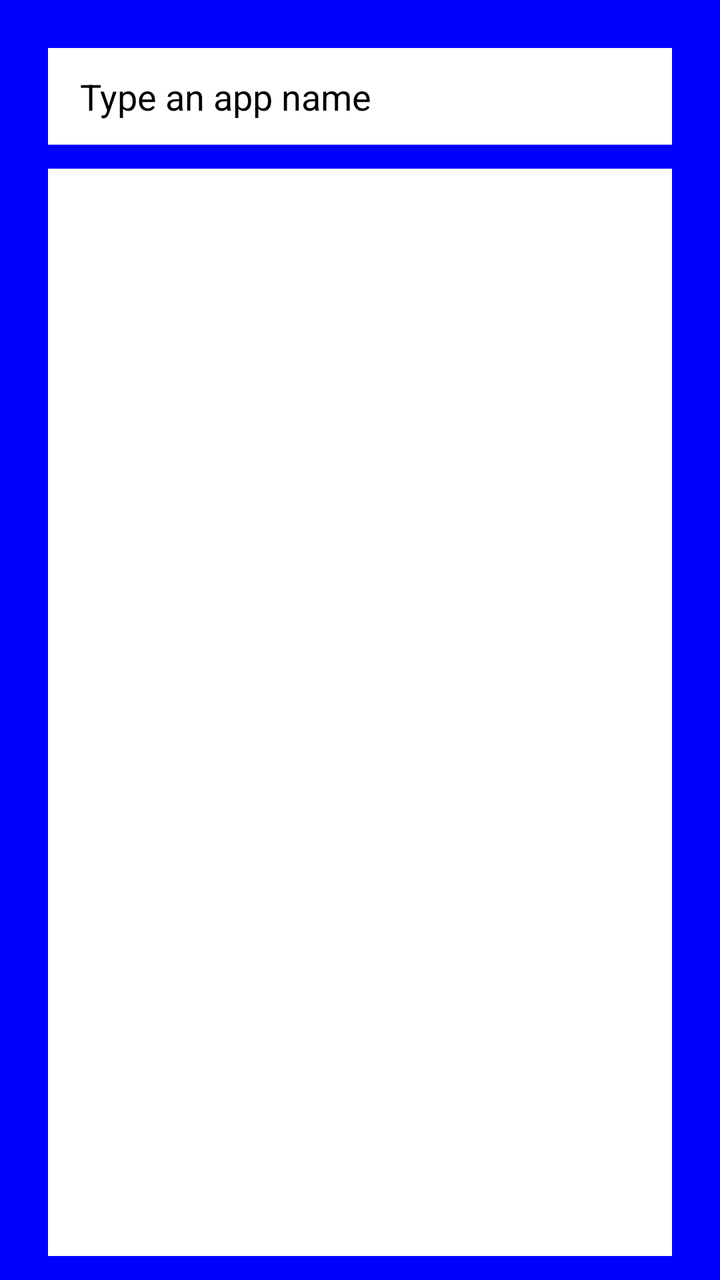
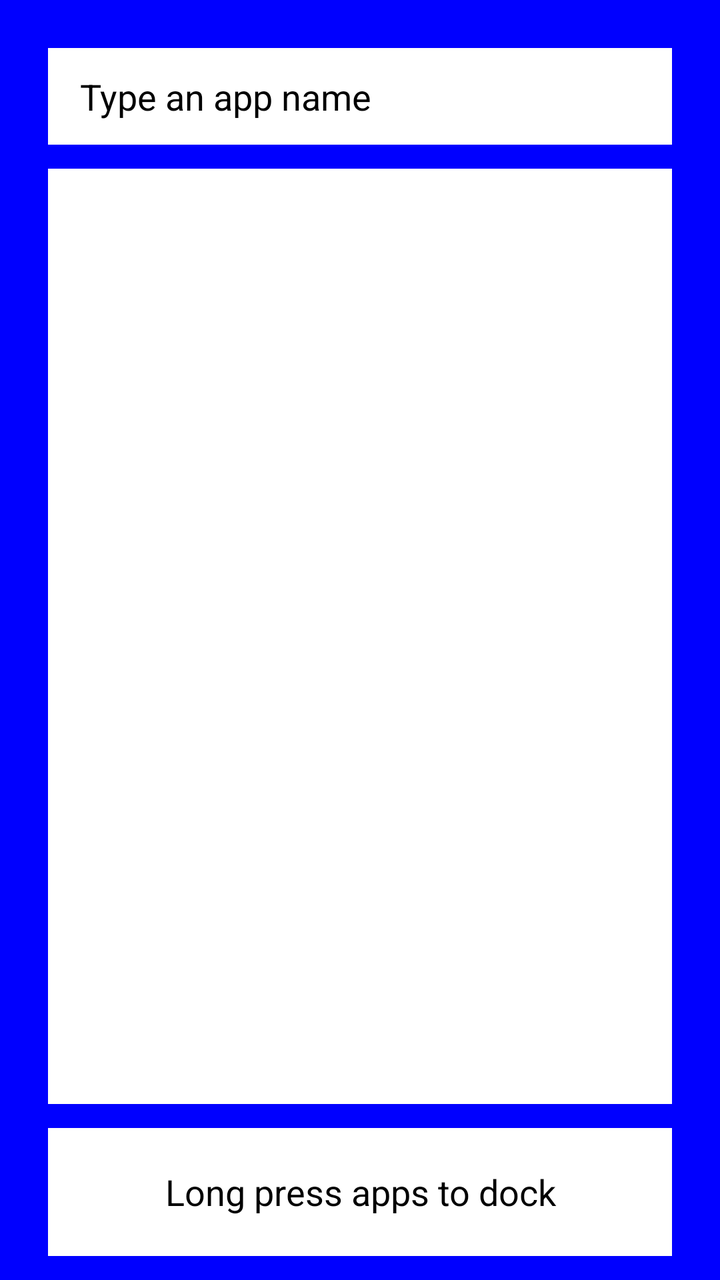

The first picture is an Android layout as it rendered before a commit; the second is the same layout after the commit. The layout source and the unified diff follow.
<!-- AndroidManifest.xml: application theme Theme.TypeLauncher -->
<!-- res/layout/activity_main.xml -->
<?xml version="1.0" encoding="utf-8"?>
<LinearLayout xmlns:android="http://schemas.android.com/apk/res/android"
    xmlns:app="http://schemas.android.com/apk/res-auto"
    android:id="@+id/main_root"
    android:layout_width="match_parent"
    android:layout_height="match_parent"
    android:background="@color/blue"
    android:orientation="vertical">

    <FrameLayout
        android:id="@+id/app_search_input_container"
        android:layout_width="match_parent"
        android:layout_height="wrap_content"
        android:layout_marginHorizontal="24dp"
        android:layout_marginTop="24dp"
        android:layout_marginBottom="12dp">

        <EditText
            android:id="@+id/app_search_input"
            android:layout_width="match_parent"
            android:layout_height="wrap_content"
            android:autofillHints=""
            android:background="@android:color/white"
            android:hint="@string/app_search_hint"
            android:imeOptions="actionSearch"
            android:importantForAutofill="no"
            android:inputType="text"
            android:maxLines="1"
            android:minHeight="48dp"
            android:paddingStart="16dp"
            android:paddingTop="12dp"
            android:paddingEnd="48dp"
            android:paddingBottom="12dp"
            android:singleLine="true"
            android:textColor="@color/black"
            android:textColorHint="@color/black" />

        <ImageButton
            android:id="@+id/app_search_clear_button"
            android:layout_width="36dp"
            android:layout_height="36dp"
            android:layout_gravity="end|center_vertical"
            android:layout_marginEnd="6dp"
            android:background="@android:color/transparent"
            android:contentDescription="@string/app_search_clear_button_description"
            android:padding="8dp"
            android:src="@drawable/ic_search_clear"
            app:tint="@color/black"
            android:visibility="gone" />
    </FrameLayout>

    <LinearLayout
        android:id="@+id/installed_apps_card"
        android:layout_width="match_parent"
        android:layout_height="0dp"
        android:layout_marginHorizontal="24dp"
        android:layout_marginBottom="12dp"
        android:layout_weight="1"
        android:background="@android:color/white"
        android:orientation="vertical"
        android:paddingVertical="4dp">

        <ListView
            android:id="@+id/installed_apps_list"
            android:layout_width="match_parent"
            android:layout_height="match_parent"
            android:background="@android:color/white"
            android:contentDescription="@string/installed_apps_list_label"
            android:divider="@android:color/transparent"
            android:dividerHeight="0dp" />
    </LinearLayout>

    <LinearLayout
        android:id="@+id/pinned_apps_card"
        android:layout_width="match_parent"
        android:layout_height="wrap_content"
        android:layout_marginHorizontal="24dp"
        android:layout_marginBottom="12dp"
        android:background="@android:color/white"
        android:orientation="vertical"
        android:paddingVertical="4dp"
        android:visibility="gone">

        <HorizontalScrollView
            android:layout_width="match_parent"
            android:layout_height="wrap_content"
            android:background="@android:color/white"
            android:contentDescription="@string/pinned_apps_list_label"
            android:fillViewport="true"
            android:overScrollMode="never"
            android:scrollbars="none">

            <LinearLayout
                android:id="@+id/pinned_apps_list"
                android:layout_width="wrap_content"
                android:layout_height="56dp"
                android:gravity="center_vertical"
                android:orientation="horizontal"
                android:paddingHorizontal="8dp" />
        </HorizontalScrollView>
    </LinearLayout>

</LinearLayout>
<!-- resources referenced by this layout -->
<resources>
  <color name="black">#FF000000</color>
  <color name="blue">#FF0000FF</color>
  <!-- drawable ic_search_clear (drawable) -->
  <?xml version="1.0" encoding="utf-8"?>
  <vector xmlns:android="http://schemas.android.com/apk/res/android"
      android:width="24dp"
      android:height="24dp"
      android:viewportWidth="24"
      android:viewportHeight="24">
      <path
          android:fillColor="@android:color/black"
          android:pathData="M19,6.41L17.59,5L12,10.59L6.41,5L5,6.41L10.59,12L5,17.59L6.41,19L12,13.41L17.59,19L19,17.59L13.41,12z" />
  </vector>
  <string name="app_search_clear_button_description">Clear search text</string>
  <string name="app_search_hint">Type an app name</string>
  <string name="installed_apps_list_label">Installed apps</string>
  <string name="pinned_apps_list_label">Pinned apps</string>
  <style name="Theme.TypeLauncher" parent="Theme.MaterialComponents.DayNight.NoActionBar">
          
          <item name="colorPrimary">@color/purple_500</item>
          <item name="colorPrimaryVariant">@color/purple_700</item>
          <item name="colorOnPrimary">@color/white</item>
          
          <item name="colorSecondary">@color/teal_200</item>
          <item name="colorSecondaryVariant">@color/teal_700</item>
          <item name="colorOnSecondary">@color/black</item>
          
          <item name="android:statusBarColor">@color/blue</item>
          <item name="android:navigationBarColor">@color/blue</item>
          <item name="android:windowBackground">@color/blue</item>
          
      </style>
  <color name="purple_500">#FF6200EE</color>
  <color name="purple_700">#FF3700B3</color>
  <color name="white">#FFFFFFFF</color>
  <color name="teal_200">#FF03DAC5</color>
  <color name="teal_700">#FF018786</color>
</resources>

<!-- the commit's change to res/layout/activity_main.xml (unified diff, before → after) -->
@@ -71,32 +71,42 @@
     </LinearLayout>
 
     <LinearLayout
-        android:id="@+id/pinned_apps_card"
+        android:id="@+id/docked_apps_card"
         android:layout_width="match_parent"
         android:layout_height="wrap_content"
         android:layout_marginHorizontal="24dp"
         android:layout_marginBottom="12dp"
         android:background="@android:color/white"
         android:orientation="vertical"
-        android:paddingVertical="4dp"
-        android:visibility="gone">
+        android:paddingVertical="4dp">
+
+        <TextView
+            android:id="@+id/docked_apps_hint"
+            android:layout_width="match_parent"
+            android:layout_height="56dp"
+            android:gravity="center"
+            android:paddingHorizontal="16dp"
+            android:text="@string/dock_apps_hint"
+            android:textColor="@color/black"
+            android:textSize="18sp" />
 
         <HorizontalScrollView
             android:layout_width="match_parent"
             android:layout_height="wrap_content"
             android:background="@android:color/white"
-            android:contentDescription="@string/pinned_apps_list_label"
+            android:contentDescription="@string/dock_apps_list_label"
             android:fillViewport="true"
             android:overScrollMode="never"
             android:scrollbars="none">
 
             <LinearLayout
-                android:id="@+id/pinned_apps_list"
+                android:id="@+id/docked_apps_list"
                 android:layout_width="wrap_content"
                 android:layout_height="56dp"
                 android:gravity="center_vertical"
                 android:orientation="horizontal"
-                android:paddingHorizontal="8dp" />
+                android:paddingHorizontal="8dp"
+                android:visibility="gone" />
         </HorizontalScrollView>
     </LinearLayout>
 
<!-- resource entries referenced after the edit -->
@@ -15,8 +15,9 @@
   </vector>
   <string name="app_search_clear_button_description">Clear search text</string>
   <string name="app_search_hint">Type an app name</string>
+  <string name="dock_apps_hint">Long press apps to dock</string>
+  <string name="dock_apps_list_label">Dock</string>
   <string name="installed_apps_list_label">Installed apps</string>
-  <string name="pinned_apps_list_label">Pinned apps</string>
   <style name="Theme.TypeLauncher" parent="Theme.MaterialComponents.DayNight.NoActionBar">
           
           <item name="colorPrimary">@color/purple_500</item>
